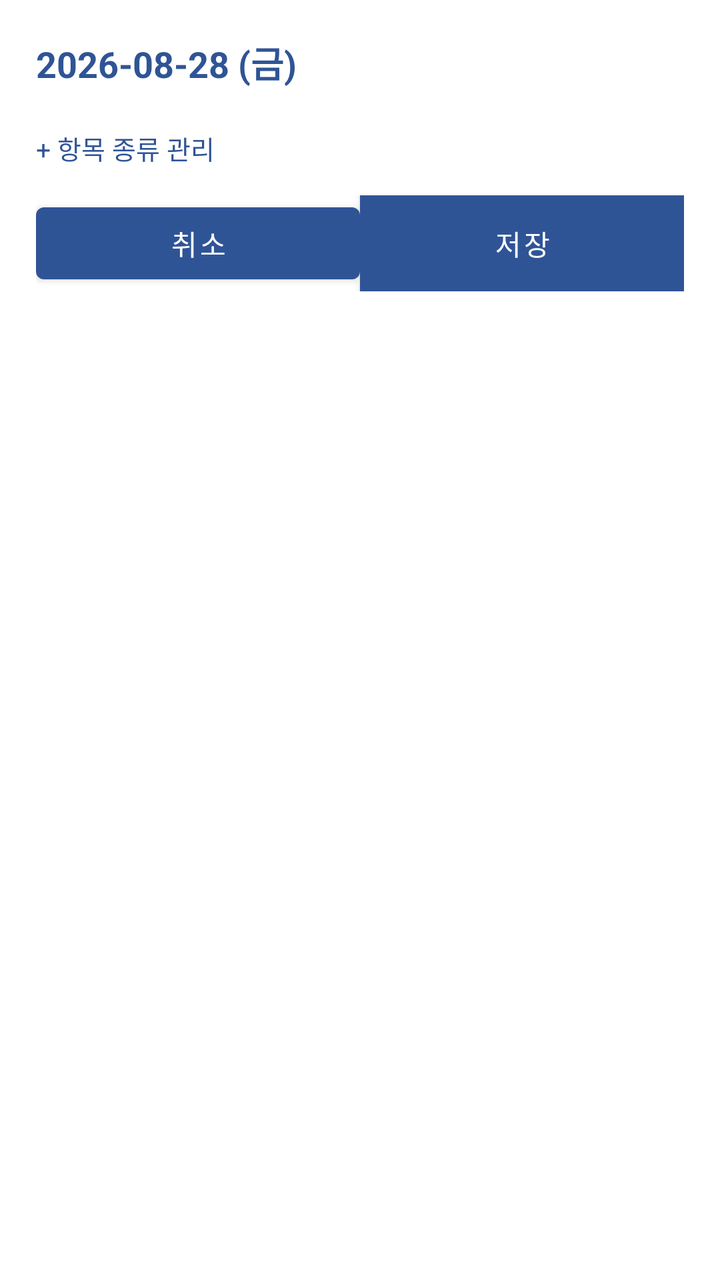
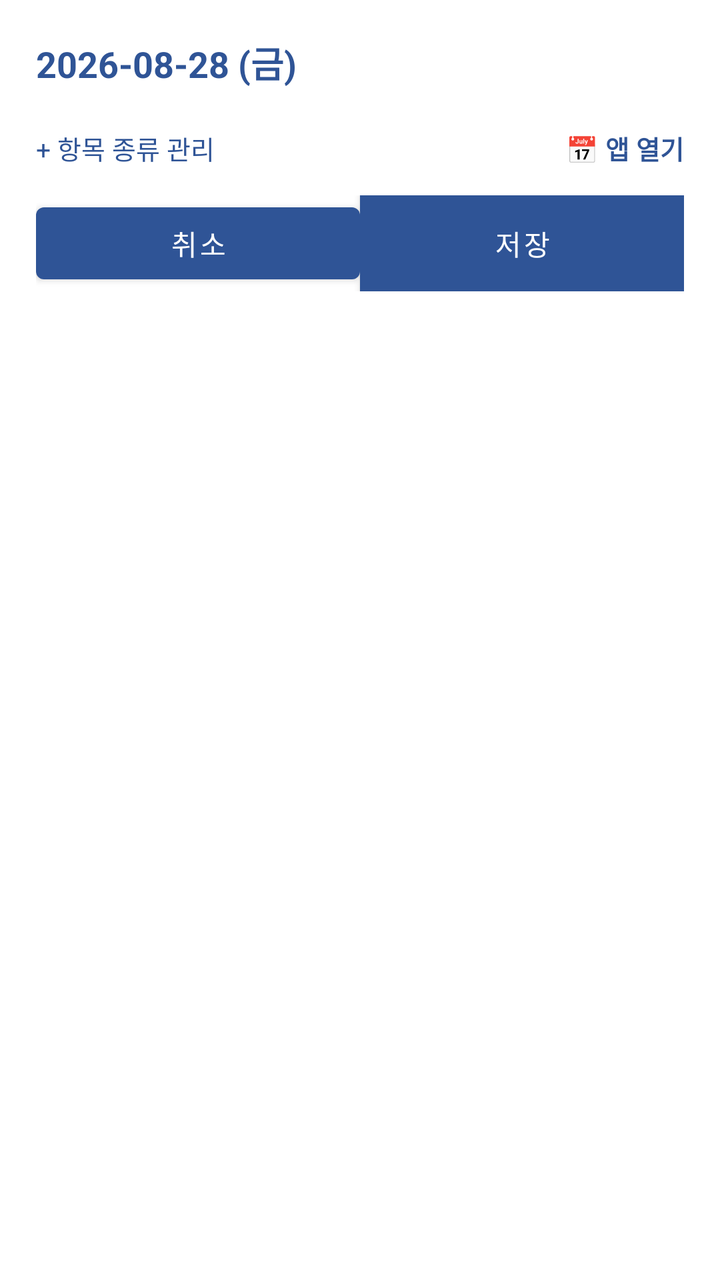

Screens rendered from an Android XML layout before and after an edit, with the pre-edit source and the edit as a unified diff.
<!-- AndroidManifest.xml: application theme Theme.OvertimeCalendar -->
<!-- res/layout/dialog_input.xml -->
<?xml version="1.0" encoding="utf-8"?>
<LinearLayout xmlns:android="http://schemas.android.com/apk/res/android"
    android:layout_width="match_parent"
    android:layout_height="wrap_content"
    android:orientation="vertical"
    android:background="#FFFFFF"
    android:padding="18dp">

    <TextView
        android:id="@+id/tvDialogTitle"
        android:layout_width="match_parent"
        android:layout_height="wrap_content"
        android:text="2026-08-28 (금)"
        android:textSize="18sp"
        android:textStyle="bold"
        android:textColor="@color/primary"
        android:paddingBottom="10dp"/>

    
    <LinearLayout
        android:id="@+id/itemContainer"
        android:layout_width="match_parent"
        android:layout_height="wrap_content"
        android:orientation="vertical"/>

    <TextView
        android:id="@+id/tvManageCats"
        android:layout_width="wrap_content"
        android:layout_height="wrap_content"
        android:text="+ 항목 종류 관리"
        android:textColor="@color/primary"
        android:textSize="13sp"
        android:paddingTop="10dp"
        android:paddingBottom="6dp"/>

    
    <LinearLayout
        android:layout_width="match_parent"
        android:layout_height="wrap_content"
        android:orientation="horizontal"
        android:paddingTop="8dp">

        <Button
            android:id="@+id/btnCancel"
            android:layout_width="0dp"
            android:layout_height="wrap_content"
            android:layout_weight="1"
            android:text="취소"
            android:singleLine="true"/>

        <Button
            android:id="@+id/btnSave"
            android:layout_width="0dp"
            android:layout_height="wrap_content"
            android:layout_weight="1"
            android:text="저장"
            android:singleLine="true"
            android:textColor="@color/on_primary"
            android:background="@color/primary"/>
    </LinearLayout>
</LinearLayout>
<!-- resources referenced by this layout -->
<resources>
  <color name="on_primary">#FFFFFF</color>
  <color name="primary">#2F5496</color>
  <style name="Theme.OvertimeCalendar" parent="Theme.MaterialComponents.Light.NoActionBar">
          <item name="colorPrimary">@color/primary</item>
          <item name="colorPrimaryDark">@color/primary_dark</item>
          <item name="colorOnPrimary">@color/on_primary</item>
          <item name="android:windowBackground">@color/bg</item>
      </style>
  <color name="primary_dark">#1F3A6E</color>
  <color name="bg">#FFFFFF</color>
</resources>

<!-- the commit's change to res/layout/dialog_input.xml (unified diff, before → after) -->
@@ -23,15 +23,35 @@
         android:layout_height="wrap_content"
         android:orientation="vertical"/>
 
-    <TextView
-        android:id="@+id/tvManageCats"
-        android:layout_width="wrap_content"
+    <LinearLayout
+        android:layout_width="match_parent"
         android:layout_height="wrap_content"
-        android:text="+ 항목 종류 관리"
-        android:textColor="@color/primary"
-        android:textSize="13sp"
-        android:paddingTop="10dp"
-        android:paddingBottom="6dp"/>
+        android:orientation="horizontal"
+        android:gravity="center_vertical">
+
+        <TextView
+            android:id="@+id/tvManageCats"
+            android:layout_width="0dp"
+            android:layout_weight="1"
+            android:layout_height="wrap_content"
+            android:text="+ 항목 종류 관리"
+            android:textColor="@color/primary"
+            android:textSize="13sp"
+            android:paddingTop="10dp"
+            android:paddingBottom="6dp"/>
+
+        <TextView
+            android:id="@+id/tvOpenApp"
+            android:layout_width="wrap_content"
+            android:layout_height="wrap_content"
+            android:text="📅 앱 열기"
+            android:textColor="@color/primary"
+            android:textSize="13sp"
+            android:textStyle="bold"
+            android:paddingTop="10dp"
+            android:paddingBottom="6dp"
+            android:paddingLeft="12dp"/>
+    </LinearLayout>
 
     
     <LinearLayout
